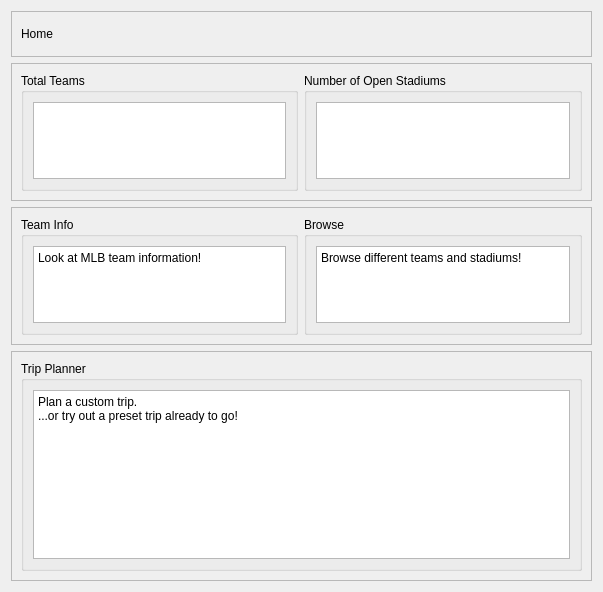
Qt form src/homepage/homepage.ui (ZacharyOllivierre/Project-2) before a commit.
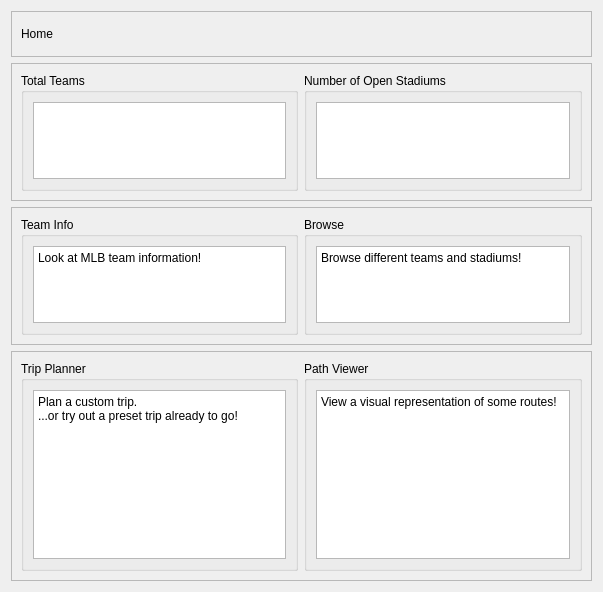
The same form after that commit.

Commit message: Small update for Homepage - added another clickable box to path viewer

Patch:
```diff
--- a/src/homepage/homepage.ui
+++ b/src/homepage/homepage.ui
@@ -158,7 +158,7 @@
         <property name="title">
          <string>Trip Planner</string>
         </property>
-        <layout class="QVBoxLayout" name="verticalLayout_3">
+        <layout class="QVBoxLayout" name="verticalLayout_8">
          <item>
           <widget class="QTextEdit" name="tripPlannerText">
            <property name="readOnly">
@@ -180,6 +180,32 @@
         </layout>
        </widget>
       </item>
+      <item>
+       <widget class="QGroupBox" name="pathViewerBox">
+        <property name="title">
+         <string>Path Viewer</string>
+        </property>
+        <layout class="QVBoxLayout" name="verticalLayout_3">
+         <item>
+          <widget class="QTextEdit" name="pathViewerText">
+           <property name="readOnly">
+            <bool>true</bool>
+           </property>
+           <property name="html">
+            <string>&lt;!DOCTYPE HTML PUBLIC &quot;-//W3C//DTD HTML 4.0//EN&quot; &quot;http://www.w3.org/TR/REC-html40/strict.dtd&quot;&gt;
+&lt;html&gt;&lt;head&gt;&lt;meta name=&quot;qrichtext&quot; content=&quot;1&quot; /&gt;&lt;meta charset=&quot;utf-8&quot; /&gt;&lt;style type=&quot;text/css&quot;&gt;
+p, li { white-space: pre-wrap; }
+hr { height: 1px; border-width: 0; }
+li.unchecked::marker { content: &quot;\2610&quot;; }
+li.checked::marker { content: &quot;\2612&quot;; }
+&lt;/style&gt;&lt;/head&gt;&lt;body style=&quot; font-family:'Segoe UI'; font-size:9pt; font-weight:400; font-style:normal;&quot;&gt;
+&lt;p style=&quot; margin-top:0px; margin-bottom:0px; margin-left:0px; margin-right:0px; -qt-block-indent:0; text-indent:0px;&quot;&gt;View a visual representation of some routes!&lt;/p&gt;&lt;/body&gt;&lt;/html&gt;</string>
+           </property>
+          </widget>
+         </item>
+        </layout>
+       </widget>
+      </item>
      </layout>
     </widget>
    </item>
```
Left out of the diff: 29 changed lines with no effect on the pictures. The commit also changes 4 other files.
